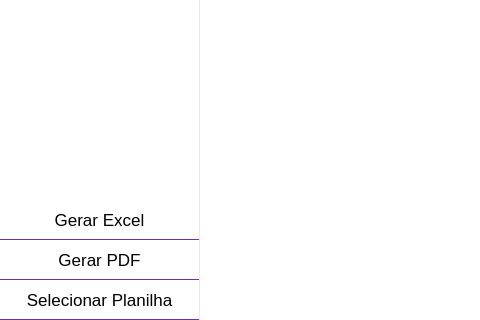
This is media/ui/Dashboard.ui in GsFerreira99/Sistema-SEPLAN as Qt 5 draws it before an edit; both pictures show x 0 to 480 and y 419 to 739 of the 1143 by 739 pixel window. The edited form follows.
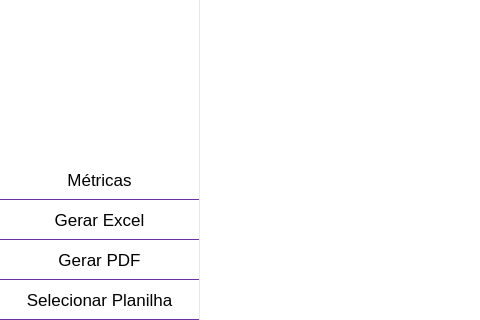
This is the edited form. Icons and pictures are not drawn.

Commit message: Adicionada função de metricas

```diff
--- a/media/ui/Dashboard.ui
+++ b/media/ui/Dashboard.ui
@@ -656,6 +656,34 @@
                </property>
               </spacer>
              </item>
+             <item>
+              <widget class="QPushButton" name="btn_metricas">
+               <property name="sizePolicy">
+                <sizepolicy hsizetype="Minimum" vsizetype="Expanding">
+                 <horstretch>0</horstretch>
+                 <verstretch>0</verstretch>
+                </sizepolicy>
+               </property>
+               <property name="maximumSize">
+                <size>
+                 <width>16777215</width>
+                 <height>40</height>
+                </size>
+               </property>
+               <property name="font">
+                <font>
+                 <family>Arial</family>
+                 <pointsize>13</pointsize>
+                </font>
+               </property>
+               <property name="styleSheet">
+                <string notr="true"/>
+               </property>
+               <property name="text">
+                <string>Métricas</string>
+               </property>
+              </widget>
+             </item>
              <item>
               <widget class="QPushButton" name="btn_relatorio_excel">
                <property name="sizePolicy">
```
Left out of the diff: 12 changed lines with no effect on the pictures. The commit also changes 11 other files.
